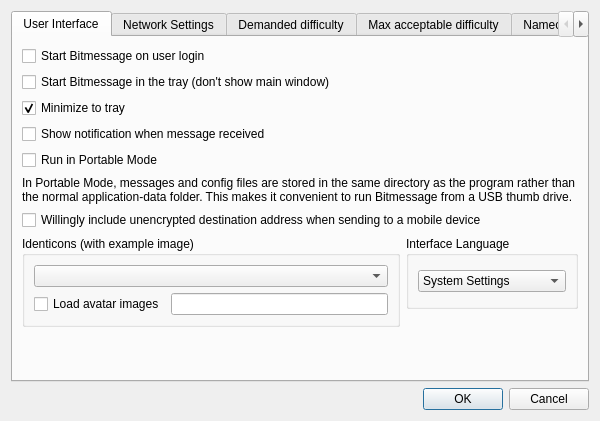
Qt form src/bitmessageqt/settings.ui (Bitmessage/PyBitmessage) before a commit.
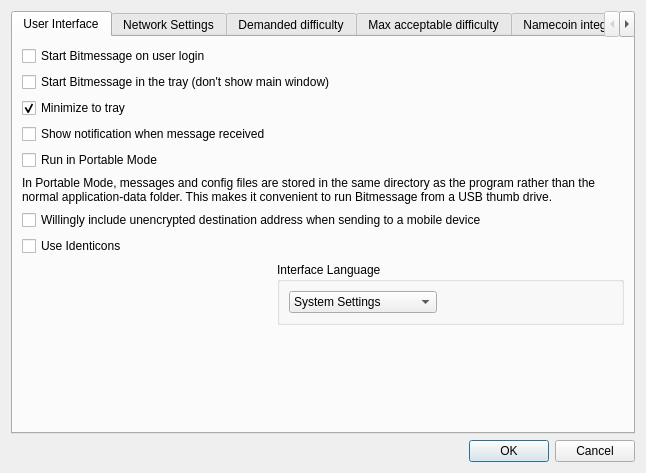
The same form after that commit.

Commit message: various changes to Identicon code

The edit to the form file:
```diff
--- a/src/bitmessageqt/settings.ui
+++ b/src/bitmessageqt/settings.ui
@@ -6,8 +6,8 @@
    <rect>
     <x>0</x>
     <y>0</y>
-    <width>600</width>
-    <height>407</height>
+    <width>646</width>
+    <height>473</height>
    </rect>
   </property>
   <property name="windowTitle">
@@ -36,69 +36,19 @@
       <attribute name="title">
        <string>User Interface</string>
       </attribute>
-      <layout class="QGridLayout" name="gridLayout_5">
-       <item row="7" column="1" rowspan="4">
-        <widget class="QGroupBox" name="groupBox">
-         <property name="title">
-          <string>Interface Language</string>
+      <layout class="QFormLayout" name="formLayout">
+       <item row="0" column="0">
+        <widget class="QCheckBox" name="checkBoxStartOnLogon">
+         <property name="text">
+          <string>Start Bitmessage on user login</string>
          </property>
-         <layout class="QHBoxLayout" name="horizontalLayout_2">
-          <item>
-           <widget class="QComboBox" name="languageComboBox">
-            <property name="minimumSize">
-             <size>
-              <width>100</width>
-              <height>0</height>
-             </size>
-            </property>
-            <item>
-             <property name="text">
-              <string comment="system">System Settings</string>
-             </property>
-            </item>
-            <item>
-             <property name="text">
-              <string comment="en">English</string>
-             </property>
-            </item>
-            <item>
-             <property name="text">
-              <string comment="eo">Esperanto</string>
-             </property>
-            </item>
-            <item>
-             <property name="text">
-              <string comment="fr">Français</string>
-             </property>
-            </item>
-            <item>
-             <property name="text">
-              <string comment="de">Deutsch</string>
-             </property>
-            </item>
-            <item>
-             <property name="text">
-              <string comment="es">Españl</string>
-             </property>
-            </item>
-            <item>
-             <property name="text">
-              <string comment="ru">русский язык</string>
-             </property>
-            </item>
-            <item>
-             <property name="text">
-              <string comment="en_pirate">Pirate English</string>
-             </property>
-            </item>
-            <item>
-             <property name="text">
-              <string comment="other">Other (set in keys.dat)</string>
-             </property>
-            </item>
-           </widget>
-          </item>
-         </layout>
+        </widget>
+       </item>
+       <item row="1" column="0" colspan="2">
+        <widget class="QCheckBox" name="checkBoxStartInTray">
+         <property name="text">
+          <string>Start Bitmessage in the tray (don't show main window)</string>
+         </property>
         </widget>
        </item>
        <item row="2" column="0">
@@ -111,13 +61,6 @@
          </property>
         </widget>
        </item>
-       <item row="0" column="0">
-        <widget class="QCheckBox" name="checkBoxStartOnLogon">
-         <property name="text">
-          <string>Start Bitmessage on user login</string>
-         </property>
-        </widget>
-       </item>
        <item row="3" column="0">
         <widget class="QCheckBox" name="checkBoxShowTrayNotifications">
          <property name="text">
@@ -132,13 +75,6 @@
          </property>
         </widget>
        </item>
-       <item row="1" column="0">
-        <widget class="QCheckBox" name="checkBoxStartInTray">
-         <property name="text">
-          <string>Start Bitmessage in the tray (don't show main window)</string>
-         </property>
-        </widget>
-       </item>
        <item row="5" column="0" colspan="2">
         <widget class="QLabel" name="PortableModeDescription">
          <property name="sizePolicy">
@@ -162,80 +98,77 @@
          </property>
         </widget>
        </item>
-       <item row="7" column="0" rowspan="5">
-        <widget class="QGroupBox" name="groupBox_3">
+       <item row="7" column="0">
+        <widget class="QCheckBox" name="checkBoxUseIdenticons">
+         <property name="text">
+          <string>Use Identicons</string>
+         </property>
+        </widget>
+       </item>
+       <item row="8" column="1">
+        <widget class="QGroupBox" name="groupBox">
          <property name="title">
-          <string>Identicons (with example image)</string>
+          <string>Interface Language</string>
          </property>
-         <property name="alignment">
-          <set>Qt::AlignLeading|Qt::AlignLeft|Qt::AlignTop</set>
-         </property>
-         <property name="flat">
-          <bool>false</bool>
-         </property>
-         <property name="checkable">
-          <bool>false</bool>
-         </property>
-         <layout class="QGridLayout" name="gridLayout_9">
-          <item row="1" column="0">
-           <widget class="QCheckBox" name="checkBoxLoadAvatars">
-            <property name="text">
-             <string>Load avatar images</string>
-            </property>
-           </widget>
-          </item>
-          <item row="1" column="1">
-           <widget class="QLineEdit" name="lineEditIdenticonSuffix">
-            <property name="toolTip">
-             <string>&lt;html&gt;&lt;head/&gt;&lt;body&gt;&lt;p&gt;The content of this text field will be appended to the BM-address before creating the hash for the identicons. By default it is filled with a random string to make the identicons in your client unique, otherwise the identicon could be an attack vector if an adversary creates an address resulting in a similar identicon. If you keep this string (or any other random or non-random string) you will be able to keep the same identicons.&lt;/p&gt;&lt;/body&gt;&lt;/html&gt;</string>
-            </property>
-           </widget>
-          </item>
-          <item row="0" column="0" colspan="2">
-           <widget class="QComboBox" name="comboBoxIdenticonStyle">
-            <property name="sizePolicy">
-             <sizepolicy hsizetype="Expanding" vsizetype="Expanding">
-              <horstretch>0</horstretch>
-              <verstretch>0</verstretch>
-             </sizepolicy>
-            </property>
-            <property name="iconSize">
+         <layout class="QFormLayout" name="formLayout_2">
+          <item row="0" column="0">
+           <widget class="QComboBox" name="languageComboBox">
+            <property name="minimumSize">
              <size>
-              <width>24</width>
-              <height>24</height>
+              <width>100</width>
+              <height>0</height>
              </size>
             </property>
+            <item>
+             <property name="text">
+              <string comment="system">System Settings</string>
+             </property>
+            </item>
+            <item>
+             <property name="text">
+              <string comment="en">English</string>
+             </property>
+            </item>
+            <item>
+             <property name="text">
+              <string comment="eo">Esperanto</string>
+             </property>
+            </item>
+            <item>
+             <property name="text">
+              <string comment="fr">Français</string>
+             </property>
+            </item>
+            <item>
+             <property name="text">
+              <string comment="de">Deutsch</string>
+             </property>
+            </item>
+            <item>
+             <property name="text">
+              <string comment="es">Españl</string>
+             </property>
+            </item>
+            <item>
+             <property name="text">
+              <string comment="ru">русский язык</string>
+             </property>
+            </item>
+            <item>
+             <property name="text">
+              <string comment="en_pirate">Pirate English</string>
+             </property>
+            </item>
+            <item>
+             <property name="text">
+              <string comment="other">Other (set in keys.dat)</string>
+             </property>
+            </item>
            </widget>
           </item>
          </layout>
         </widget>
        </item>
-       <item row="12" column="0">
-        <spacer name="verticalSpacer_5">
-         <property name="orientation">
-          <enum>Qt::Vertical</enum>
-         </property>
-         <property name="sizeHint" stdset="0">
-          <size>
-           <width>20</width>
-           <height>40</height>
-          </size>
-         </property>
-        </spacer>
-       </item>
-       <item row="11" column="1" rowspan="2">
-        <spacer name="verticalSpacer_2">
-         <property name="orientation">
-          <enum>Qt::Vertical</enum>
-         </property>
-         <property name="sizeHint" stdset="0">
-          <size>
-           <width>20</width>
-           <height>40</height>
-          </size>
-         </property>
-        </spacer>
-       </item>
       </layout>
      </widget>
      <widget class="QWidget" name="tabNetworkSettings">
```
Left out of the diff: 1 changed line with no effect on the pictures. The commit also changes 4 other files.
